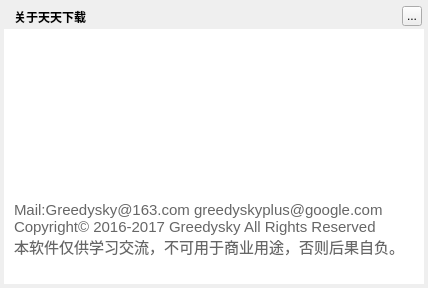
The window that TTKModule/TTKWidget/downloadUiKits/downloadmessageaboutdialog.ui (Greedysky/TTKDownloader) describes before a commit, drawn with Qt 5.
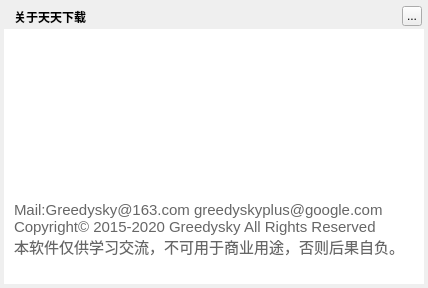
The same window after the commit.

Commit message: Update copyright and format .etc[584765]

Diff of the .ui file:
```diff
--- a/TTKModule/TTKWidget/downloadUiKits/downloadmessageaboutdialog.ui
+++ b/TTKModule/TTKWidget/downloadUiKits/downloadmessageaboutdialog.ui
@@ -104,7 +104,7 @@
     </property>
     <property name="text">
      <string>Mail:Greedysky@163.com greedyskyplus@google.com
-Copyright© 2016-2017 Greedysky All Rights Reserved
+Copyright© 2015-2020 Greedysky All Rights Reserved
 本软件仅供学习交流，不可用于商业用途，否则后果自负。</string>
     </property>
    </widget>
```
The commit also changes 137 other files.
